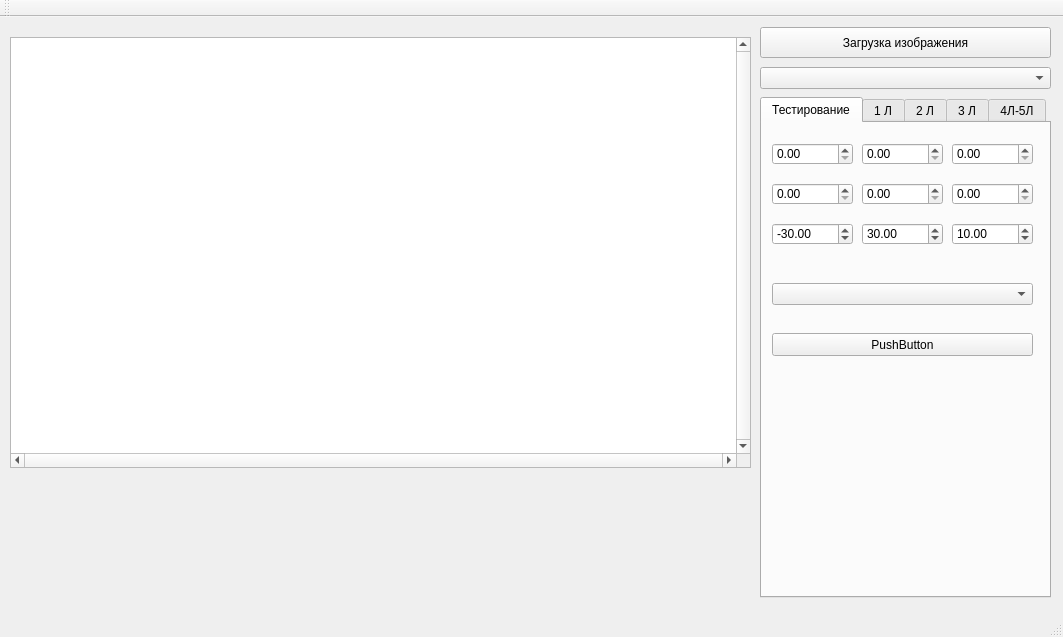
First picture: the form in mainwindow.ui, repository StenFox/Image, before the edit.
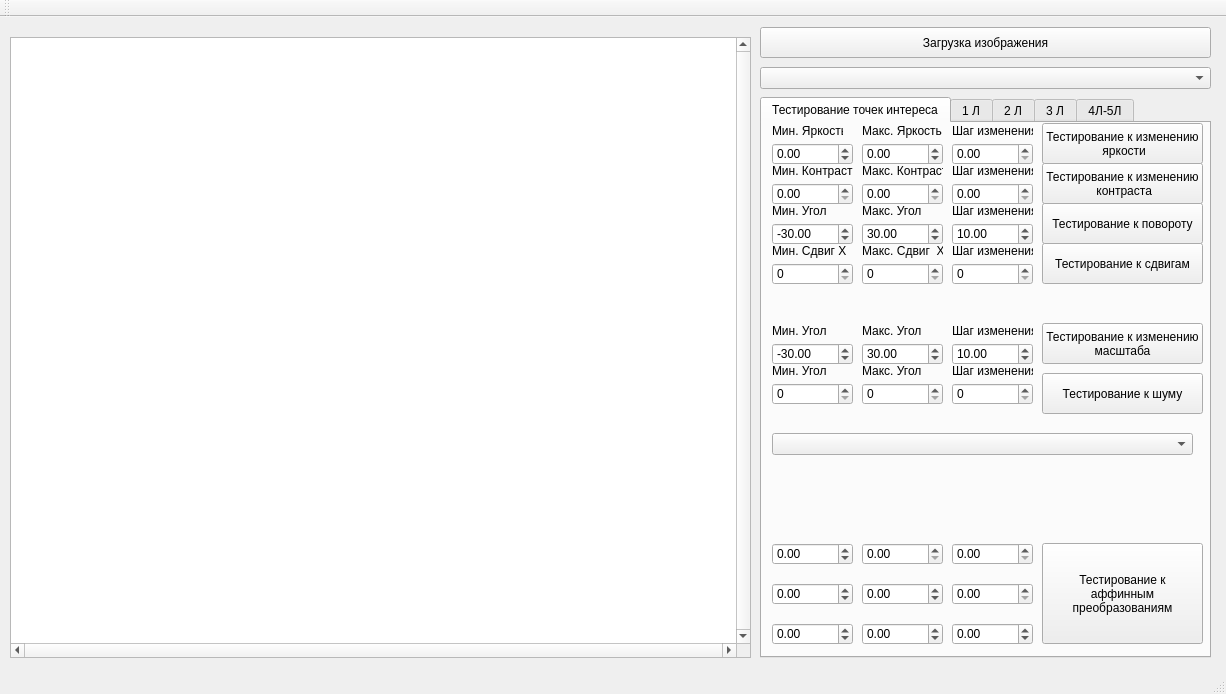
Second picture: the form after the edit.

What changed in the file:
```diff
--- a/mainwindow.ui
+++ b/mainwindow.ui
@@ -6,8 +6,8 @@
    <rect>
     <x>0</x>
     <y>0</y>
-    <width>1063</width>
-    <height>637</height>
+    <width>1226</width>
+    <height>694</height>
    </rect>
   </property>
   <property name="windowTitle">
@@ -19,7 +19,7 @@
      <rect>
       <x>760</x>
       <y>10</y>
-      <width>291</width>
+      <width>451</width>
       <height>31</height>
      </rect>
     </property>
@@ -58,7 +58,7 @@
      <rect>
       <x>760</x>
       <y>50</y>
-      <width>291</width>
+      <width>451</width>
       <height>22</height>
      </rect>
     </property>
@@ -69,7 +69,7 @@
       <x>10</x>
       <y>20</y>
       <width>741</width>
-      <height>431</height>
+      <height>621</height>
      </rect>
     </property>
     <property name="verticalScrollBarPolicy">
@@ -87,8 +87,8 @@
      <rect>
       <x>760</x>
       <y>80</y>
-      <width>291</width>
-      <height>501</height>
+      <width>451</width>
+      <height>561</height>
      </rect>
     </property>
     <property name="currentIndex">
@@ -96,7 +96,7 @@
     </property>
     <widget class="QWidget" name="tab_2">
      <attribute name="title">
-      <string>Тестирование</string>
+      <string>Тестирование точек интереса</string>
      </attribute>
      <widget class="QDoubleSpinBox" name="MinBrightness">
       <property name="geometry">
@@ -107,6 +107,12 @@
         <height>22</height>
        </rect>
       </property>
+      <property name="minimum">
+       <double>-100.000000000000000</double>
+      </property>
+      <property name="maximum">
+       <double>100.000000000000000</double>
+      </property>
      </widget>
      <widget class="QDoubleSpinBox" name="MaxBrightness">
       <property name="geometry">
@@ -117,6 +123,12 @@
         <height>22</height>
        </rect>
       </property>
+      <property name="minimum">
+       <double>-100.000000000000000</double>
+      </property>
+      <property name="maximum">
+       <double>100.000000000000000</double>
+      </property>
      </widget>
      <widget class="QDoubleSpinBox" name="stepBrightnessChange">
       <property name="geometry">
@@ -132,8 +144,8 @@
       <property name="geometry">
        <rect>
         <x>10</x>
-        <y>160</y>
-        <width>261</width>
+        <y>310</y>
+        <width>421</width>
         <height>22</height>
        </rect>
       </property>
@@ -222,14 +234,574 @@
      <widget class="QPushButton" name="TestRotate">
       <property name="geometry">
        <rect>
+        <x>280</x>
+        <y>80</y>
+        <width>161</width>
+        <height>41</height>
+       </rect>
+      </property>
+      <property name="text">
+       <string>Тестирование к повороту</string>
+      </property>
+     </widget>
+     <widget class="QLabel" name="label_6">
+      <property name="geometry">
+       <rect>
         <x>10</x>
-        <y>210</y>
-        <width>261</width>
-        <height>23</height>
+        <y>0</y>
+        <width>71</width>
+        <height>16</height>
        </rect>
       </property>
       <property name="text">
-       <string>PushButton</string>
+       <string>Мин. Яркость</string>
+      </property>
+     </widget>
+     <widget class="QLabel" name="label_7">
+      <property name="geometry">
+       <rect>
+        <x>100</x>
+        <y>0</y>
+        <width>81</width>
+        <height>16</height>
+       </rect>
+      </property>
+      <property name="text">
+       <string>Макс. Яркость</string>
+      </property>
+     </widget>
+     <widget class="QLabel" name="label_8">
+      <property name="geometry">
+       <rect>
+        <x>190</x>
+        <y>0</y>
+        <width>81</width>
+        <height>16</height>
+       </rect>
+      </property>
+      <property name="text">
+       <string>Шаг изменения</string>
+      </property>
+     </widget>
+     <widget class="QDoubleSpinBox" name="m33">
+      <property name="geometry">
+       <rect>
+        <x>190</x>
+        <y>500</y>
+        <width>81</width>
+        <height>22</height>
+       </rect>
+      </property>
+      <property name="minimum">
+       <double>-60.000000000000000</double>
+      </property>
+      <property name="maximum">
+       <double>60.000000000000000</double>
+      </property>
+      <property name="value">
+       <double>0.000000000000000</double>
+      </property>
+     </widget>
+     <widget class="QDoubleSpinBox" name="m23">
+      <property name="geometry">
+       <rect>
+        <x>190</x>
+        <y>460</y>
+        <width>81</width>
+        <height>22</height>
+       </rect>
+      </property>
+     </widget>
+     <widget class="QDoubleSpinBox" name="m32">
+      <property name="geometry">
+       <rect>
+        <x>100</x>
+        <y>500</y>
+        <width>81</width>
+        <height>22</height>
+       </rect>
+      </property>
+      <property name="minimum">
+       <double>-180.000000000000000</double>
+      </property>
+      <property name="value">
+       <double>0.000000000000000</double>
+      </property>
+     </widget>
+     <widget class="QDoubleSpinBox" name="m11">
+      <property name="geometry">
+       <rect>
+        <x>10</x>
+        <y>420</y>
+        <width>81</width>
+        <height>22</height>
+       </rect>
+      </property>
+      <property name="minimum">
+       <double>-100.000000000000000</double>
+      </property>
+      <property name="maximum">
+       <double>100.000000000000000</double>
+      </property>
+     </widget>
+     <widget class="QDoubleSpinBox" name="m31">
+      <property name="geometry">
+       <rect>
+        <x>10</x>
+        <y>500</y>
+        <width>81</width>
+        <height>22</height>
+       </rect>
+      </property>
+      <property name="minimum">
+       <double>-180.000000000000000</double>
+      </property>
+      <property name="maximum">
+       <double>180.000000000000000</double>
+      </property>
+      <property name="value">
+       <double>0.000000000000000</double>
+      </property>
+     </widget>
+     <widget class="QDoubleSpinBox" name="m22">
+      <property name="geometry">
+       <rect>
+        <x>100</x>
+        <y>460</y>
+        <width>81</width>
+        <height>22</height>
+       </rect>
+      </property>
+      <property name="minimum">
+       <double>-100.000000000000000</double>
+      </property>
+      <property name="maximum">
+       <double>100.000000000000000</double>
+      </property>
+     </widget>
+     <widget class="QDoubleSpinBox" name="m21">
+      <property name="geometry">
+       <rect>
+        <x>10</x>
+        <y>460</y>
+        <width>81</width>
+        <height>22</height>
+       </rect>
+      </property>
+      <property name="minimum">
+       <double>-100.000000000000000</double>
+      </property>
+      <property name="maximum">
+       <double>100.000000000000000</double>
+      </property>
+     </widget>
+     <widget class="QDoubleSpinBox" name="m13">
+      <property name="geometry">
+       <rect>
+        <x>190</x>
+        <y>420</y>
+        <width>81</width>
+        <height>22</height>
+       </rect>
+      </property>
+     </widget>
+     <widget class="QDoubleSpinBox" name="m12">
+      <property name="geometry">
+       <rect>
+        <x>100</x>
+        <y>420</y>
+        <width>81</width>
+        <height>22</height>
+       </rect>
+      </property>
+     </widget>
+     <widget class="QLabel" name="label_9">
+      <property name="geometry">
+       <rect>
+        <x>190</x>
+        <y>40</y>
+        <width>81</width>
+        <height>16</height>
+       </rect>
+      </property>
+      <property name="text">
+       <string>Шаг изменения</string>
+      </property>
+     </widget>
+     <widget class="QLabel" name="label_10">
+      <property name="geometry">
+       <rect>
+        <x>100</x>
+        <y>40</y>
+        <width>81</width>
+        <height>16</height>
+       </rect>
+      </property>
+      <property name="text">
+       <string>Макс. Контраст</string>
+      </property>
+     </widget>
+     <widget class="QLabel" name="label_11">
+      <property name="geometry">
+       <rect>
+        <x>10</x>
+        <y>40</y>
+        <width>81</width>
+        <height>16</height>
+       </rect>
+      </property>
+      <property name="text">
+       <string>Мин. Контраст</string>
+      </property>
+     </widget>
+     <widget class="QLabel" name="label_12">
+      <property name="geometry">
+       <rect>
+        <x>100</x>
+        <y>80</y>
+        <width>81</width>
+        <height>16</height>
+       </rect>
+      </property>
+      <property name="text">
+       <string>Макс. Угол</string>
+      </property>
+     </widget>
+     <widget class="QLabel" name="label_13">
+      <property name="geometry">
+       <rect>
+        <x>190</x>
+        <y>80</y>
+        <width>81</width>
+        <height>16</height>
+       </rect>
+      </property>
+      <property name="text">
+       <string>Шаг изменения</string>
+      </property>
+     </widget>
+     <widget class="QLabel" name="label_14">
+      <property name="geometry">
+       <rect>
+        <x>10</x>
+        <y>80</y>
+        <width>81</width>
+        <height>16</height>
+       </rect>
+      </property>
+      <property name="text">
+       <string>Мин. Угол</string>
+      </property>
+     </widget>
+     <widget class="QPushButton" name="TestBrightness">
+      <property name="geometry">
+       <rect>
+        <x>280</x>
+        <y>0</y>
+        <width>161</width>
+        <height>41</height>
+       </rect>
+      </property>
+      <property name="text">
+       <string>Тестирование к изменению
+ яркости</string>
+      </property>
+     </widget>
+     <widget class="QPushButton" name="TestContrast">
+      <property name="geometry">
+       <rect>
+        <x>280</x>
+        <y>40</y>
+        <width>161</width>
+        <height>41</height>
+       </rect>
+      </property>
+      <property name="text">
+       <string>Тестирование к изменению
+ контраста</string>
+      </property>
+     </widget>
+     <widget class="QPushButton" name="TestContrast_2">
+      <property name="geometry">
+       <rect>
+        <x>280</x>
+        <y>120</y>
+        <width>161</width>
+        <height>41</height>
+       </rect>
+      </property>
+      <property name="text">
+       <string>Тестирование к сдвигам</string>
+      </property>
+     </widget>
+     <widget class="QPushButton" name="TestContrast_3">
+      <property name="geometry">
+       <rect>
+        <x>280</x>
+        <y>420</y>
+        <width>161</width>
+        <height>101</height>
+       </rect>
+      </property>
+      <property name="text">
+       <string>Тестирование к 
+аффинным 
+преобразованиям</string>
+      </property>
+     </widget>
+     <widget class="QSpinBox" name="MinShiftX">
+      <property name="geometry">
+       <rect>
+        <x>10</x>
+        <y>140</y>
+        <width>81</width>
+        <height>22</height>
+       </rect>
+      </property>
+     </widget>
+     <widget class="QSpinBox" name="stepShiftChangeX">
+      <property name="geometry">
+       <rect>
+        <x>190</x>
+        <y>140</y>
+        <width>81</width>
+        <height>22</height>
+       </rect>
+      </property>
+     </widget>
+     <widget class="QSpinBox" name="MaxShiftX">
+      <property name="geometry">
+       <rect>
+        <x>100</x>
+        <y>140</y>
+        <width>81</width>
+        <height>22</height>
+       </rect>
+      </property>
+     </widget>
+     <widget class="QLabel" name="label_15">
+      <property name="geometry">
+       <rect>
+        <x>10</x>
+        <y>120</y>
+        <width>81</width>
+        <height>16</height>
+       </rect>
+      </property>
+      <property name="text">
+       <string>Мин. Сдвиг X</string>
+      </property>
+     </widget>
+     <widget class="QLabel" name="label_16">
+      <property name="geometry">
+       <rect>
+        <x>100</x>
+        <y>120</y>
+        <width>81</width>
+        <height>16</height>
+       </rect>
+      </property>
+      <property name="text">
+       <string>Макс. Сдвиг  X</string>
+      </property>
+     </widget>
+     <widget class="QLabel" name="label_17">
+      <property name="geometry">
+       <rect>
+        <x>190</x>
+        <y>120</y>
+        <width>81</width>
+        <height>16</height>
+       </rect>
+      </property>
+      <property name="text">
+       <string>Шаг изменения</string>
+      </property>
+     </widget>
+     <widget class="QDoubleSpinBox" name="MinAgleRotate_2">
+      <property name="geometry">
+       <rect>
+        <x>10</x>
+        <y>220</y>
+        <width>81</width>
+        <height>22</height>
+       </rect>
+      </property>
+      <property name="minimum">
+       <double>-180.000000000000000</double>
+      </property>
+      <property name="maximum">
+       <double>180.000000000000000</double>
+      </property>
+      <property name="value">
+       <double>-30.000000000000000</double>
+      </property>
+     </widget>
+     <widget class="QDoubleSpinBox" name="stepAgleRotateChange_2">
+      <property name="geometry">
+       <rect>
+        <x>190</x>
+        <y>220</y>
+        <width>81</width>
+        <height>22</height>
+       </rect>
+      </property>
+      <property name="maximum">
+       <double>60.000000000000000</double>
+      </property>
+      <property name="value">
+       <double>10.000000000000000</double>
+      </property>
+     </widget>
+     <widget class="QLabel" name="label_21">
+      <property name="geometry">
+       <rect>
+        <x>10</x>
+        <y>200</y>
+        <width>81</width>
+        <height>16</height>
+       </rect>
+      </property>
+      <property name="text">
+       <string>Мин. Угол</string>
+      </property>
+     </widget>
+     <widget class="QLabel" name="label_22">
+      <property name="geometry">
+       <rect>
+        <x>100</x>
+        <y>200</y>
+        <width>81</width>
+        <height>16</height>
+       </rect>
+      </property>
+      <property name="text">
+       <string>Макс. Угол</string>
+      </property>
+     </widget>
+     <widget class="QLabel" name="label_23">
+      <property name="geometry">
+       <rect>
+        <x>190</x>
+        <y>200</y>
+        <width>81</width>
+        <height>16</height>
+       </rect>
+      </property>
+      <property name="text">
+       <string>Шаг изменения</string>
+      </property>
+     </widget>
+     <widget class="QDoubleSpinBox" name="MaxAgleRotate_2">
+      <property name="geometry">
+       <rect>
+        <x>100</x>
+        <y>220</y>
+        <width>81</width>
+        <height>22</height>
+       </rect>
+      </property>
+      <property name="minimum">
+       <double>-180.000000000000000</double>
+      </property>
+      <property name="value">
+       <double>30.000000000000000</double>
+      </property>
+     </widget>
+     <widget class="QLabel" name="label_24">
+      <property name="geometry">
+       <rect>
+        <x>190</x>
+        <y>240</y>
+        <width>81</width>
+        <height>16</height>
+       </rect>
+      </property>
+      <property name="text">
+       <string>Шаг изменения</string>
+      </property>
+     </widget>
+     <widget class="QLabel" name="label_25">
+      <property name="geometry">
+       <rect>
+        <x>100</x>
+        <y>240</y>
+        <width>81</width>
+        <height>16</height>
+       </rect>
+      </property>
+      <property name="text">
+       <string>Макс. Угол</string>
+      </property>
+     </widget>
+     <widget class="QSpinBox" name="MaxAgleRotate_3">
+      <property name="geometry">
+       <rect>
+        <x>100</x>
+        <y>260</y>
+        <width>81</width>
+        <height>22</height>
+       </rect>
+      </property>
+     </widget>
+     <widget class="QSpinBox" name="MinAgleRotate_3">
+      <property name="geometry">
+       <rect>
+        <x>10</x>
+        <y>260</y>
+        <width>81</width>
+        <height>22</height>
+       </rect>
+      </property>
+     </widget>
+     <widget class="QSpinBox" name="stepAgleRotateChange_3">
+      <property name="geometry">
+       <rect>
+        <x>190</x>
+        <y>260</y>
+        <width>81</width>
+        <height>22</height>
+       </rect>
+      </property>
+     </widget>
+     <widget class="QLabel" name="label_26">
+      <property name="geometry">
+       <rect>
+        <x>10</x>
+        <y>240</y>
+        <width>81</width>
+        <height>16</height>
+       </rect>
+      </property>
+      <property name="text">
+       <string>Мин. Угол</string>
+      </property>
+     </widget>
+     <widget class="QPushButton" name="TestContrast_4">
+      <property name="geometry">
+       <rect>
+        <x>280</x>
+        <y>200</y>
+        <width>161</width>
+        <height>41</height>
+       </rect>
+      </property>
+      <property name="text">
+       <string>Тестирование к изменению
+масштаба</string>
+      </property>
+     </widget>
+     <widget class="QPushButton" name="TestContrast_5">
+      <property name="geometry">
+       <rect>
+        <x>280</x>
+        <y>250</y>
+        <width>161</width>
+        <height>41</height>
+       </rect>
+      </property>
+      <property name="text">
+       <string>Тестирование к шуму</string>
       </property>
      </widget>
     </widget>
```
Left out of the diff: 2 changed lines with no effect on the pictures.
